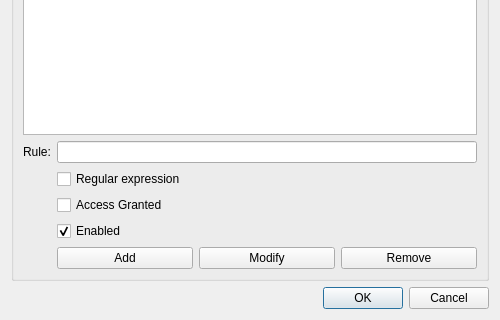
Qt form src/adblock/ruleeditor.ui (gzsombor/arora) before a commit; both pictures show x 0 to 500 and y 140 to 460 of the 500 by 460 pixel window.
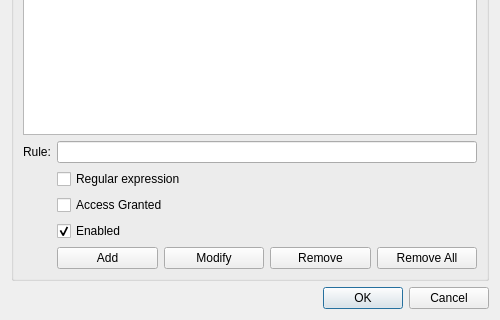
The same form after that commit.

Commit message: add remove all button

What changed in the file:
```diff
--- a/src/adblock/ruleeditor.ui
+++ b/src/adblock/ruleeditor.ui
@@ -92,6 +92,13 @@
             </property>
            </widget>
           </item>
+          <item>
+           <widget class="QPushButton" name="removeAllButton">
+            <property name="text">
+             <string>Remove All</string>
+            </property>
+           </widget>
+          </item>
          </layout>
         </item>
         <item row="4" column="1">
```
Left out of the diff: 17 changed lines with no effect on the pictures. The commit also changes 2 other files.
